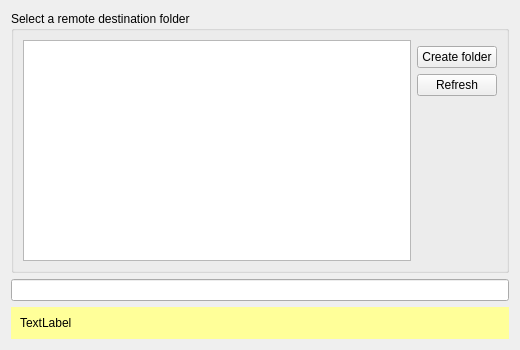
First picture: the form in src/gui/folderwizardtargetpage.ui, repository IONOS-Productivity/nc-desktop, before the edit.
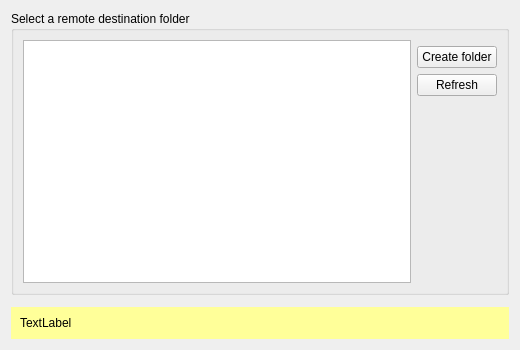
Second picture: the form after the edit.

Commit message: [SES-56][SES-79] make folderEntry text field not visible

```diff
--- a/src/gui/folderwizardtargetpage.ui
+++ b/src/gui/folderwizardtargetpage.ui
@@ -15,7 +15,20 @@
   </property>
   <layout class="QGridLayout" name="gridLayout_6">
    <item row="1" column="0">
-    <widget class="QLineEdit" name="folderEntry"/>
+    <widget class="QLineEdit" name="folderEntry">
+     <property name="sizePolicy">
+      <sizepolicy hsizetype="Fixed" vsizetype="Fixed">
+       <horstretch>0</horstretch>
+       <verstretch>0</verstretch>
+      </sizepolicy>
+     </property>
+     <property name="maximumSize">
+      <size>
+       <width>0</width>
+       <height>0</height>
+      </size>
+     </property>
+    </widget>
    </item>
    <item row="2" column="0">
     <widget class="QFrame" name="warnFrame">
```
